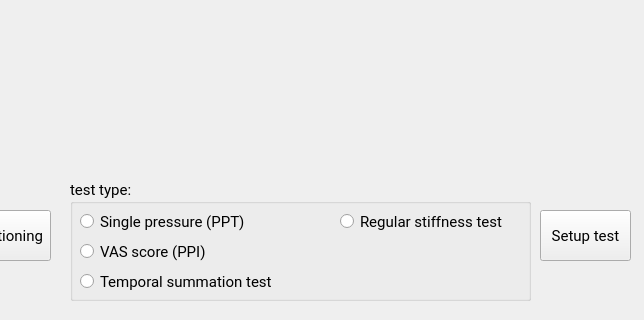
First picture: the form in interface/mainWindows/mainWindow.ui, repository wiihoffmann/indenter-control-panel, before the edit; both pictures show x 380 to 1024 and y 280 to 600 of the 1024 by 600 pixel window.
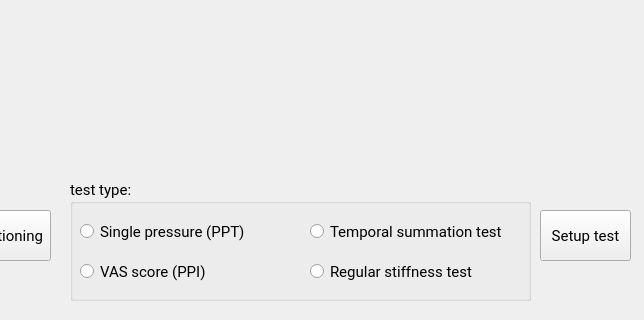
Second picture: the form after the edit. Custom widgets are drawn as their Qt base class.

What changed in the file:
```diff
--- a/interface/mainWindows/mainWindow.ui
+++ b/interface/mainWindows/mainWindow.ui
@@ -116,7 +116,7 @@
        <property name="geometry">
         <rect>
          <x>10</x>
-         <y>30</y>
+         <y>40</y>
          <width>251</width>
          <height>23</height>
         </rect>
@@ -134,8 +134,8 @@
       <widget class="QRadioButton" name="regularTestRadioButton">
        <property name="geometry">
         <rect>
-         <x>270</x>
-         <y>30</y>
+         <x>240</x>
+         <y>80</y>
          <width>181</width>
          <height>23</height>
         </rect>
@@ -154,7 +154,7 @@
        <property name="geometry">
         <rect>
          <x>10</x>
-         <y>60</y>
+         <y>80</y>
          <width>221</width>
          <height>23</height>
         </rect>
@@ -172,8 +172,8 @@
       <widget class="QRadioButton" name="temporalSummationTestRadioButton">
        <property name="geometry">
         <rect>
-         <x>10</x>
-         <y>90</y>
+         <x>240</x>
+         <y>40</y>
          <width>251</width>
          <height>23</height>
         </rect>
```
